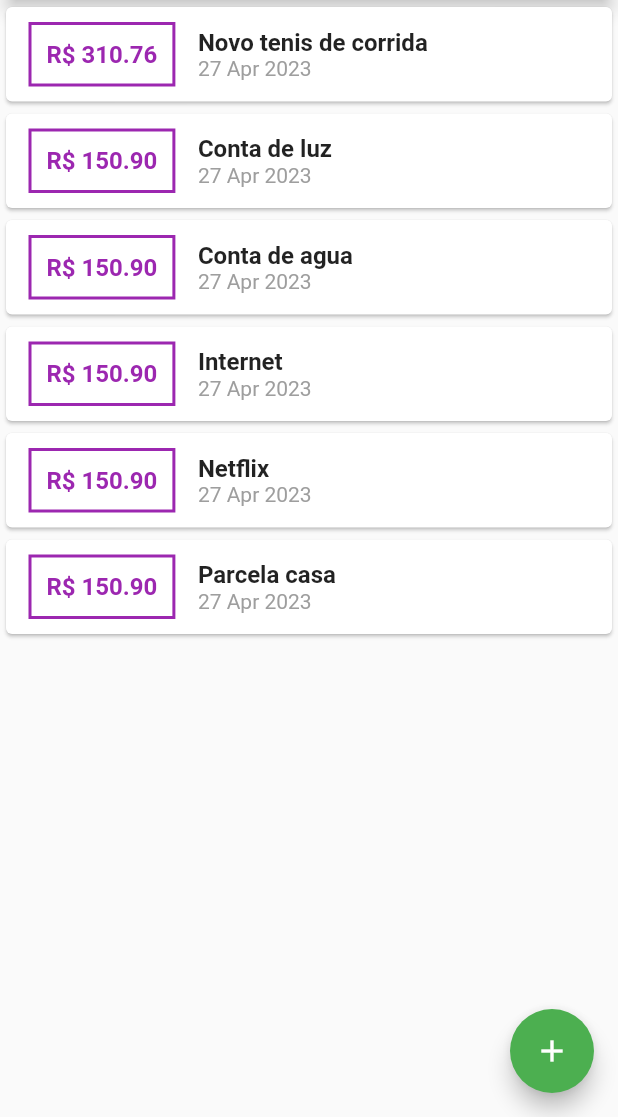
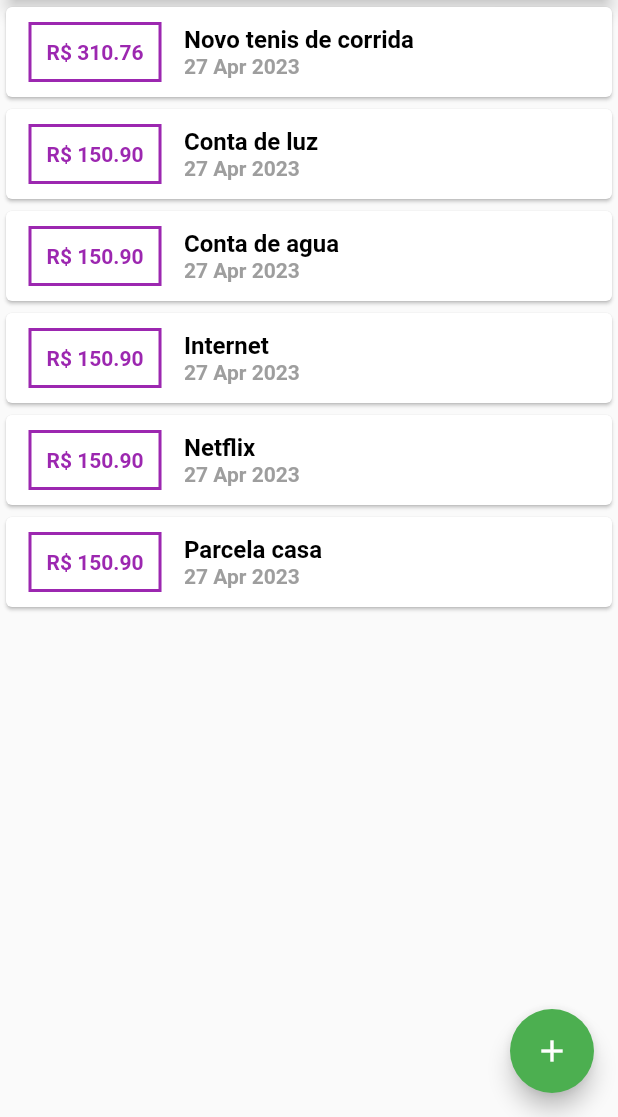
Before and after one commit to trentinrossi/flutter-expenses, a Flutter app: the screen it shows after launch, on a phone screen of 412 x 824 dp, the part 119-1236 px from its top. Run offline on Flutter 3.47's test engine with Material 2 defaults, Android fonts, the phone set to English and light mode, and no system bars; Roboto replaces fonts that are missing (Open Sans).

Commit message:
117 - Add empty state

```diff
--- a/lib/components/transaction_list.dart
+++ b/lib/components/transaction_list.dart
@@ -29,14 +29,15 @@ class TransactionList extends StatelessWidget {
                     padding: const EdgeInsets.all(10),
                     child: Text(
                       'R\$ ${transaction.value.toStringAsFixed(2)}',
-                      style: Theme.of(context).textTheme.titleMedium,
+                      style: Theme.of(context).textTheme.bodyMedium,
                     )),
                 Column(
                   crossAxisAlignment: CrossAxisAlignment.start,
                   children: [
-                    Text(transaction.title,
-                        style: const TextStyle(
-                            fontSize: 16, fontWeight: FontWeight.bold)),
+                    Text(
+                      transaction.title,
+                      style: Theme.of(context).textTheme.titleMedium,
+                    ),
                     Text(DateFormat('d MMM y').format(transaction.date),
                         style: const TextStyle(color: Colors.grey))
                   ],
--- a/lib/main.dart
+++ b/lib/main.dart
@@ -15,51 +15,59 @@ class MyApp extends StatelessWidget {
 
   @override
   Widget build(BuildContext context) {
+    final ThemeData tema = ThemeData(
+      fontFamily: 'Roboto',
+    );
+
     return MaterialApp(
       home: MyHomePage(),
-      theme: ThemeData(
+      theme: tema.copyWith(
           appBarTheme: const AppBarTheme(
             titleTextStyle: TextStyle(
               fontFamily: 'Open Sans',
               fontSize: 22,
               fontWeight: FontWeight.bold,
-        )),
-        colorScheme: ColorScheme.fromSwatch().copyWith(
+            ),
+          ),
+          colorScheme: tema.colorScheme.copyWith(
             primary: Colors.purple,
             secondary: Colors.green,
             brightness: Brightness.light,
           ),
-        fontFamily: 'Roboto',
+          // fontFamily: 'Roboto',
           inputDecorationTheme: const InputDecorationTheme(
             labelStyle: TextStyle(
               color: Colors.blue,
               fontWeight: FontWeight.normal,
-        )),
-        textTheme: const TextTheme(
-          titleLarge: TextStyle(
+            ),
+          ),
+          textTheme: tema.textTheme.copyWith(
+            titleMedium: const TextStyle(
+              fontWeight: FontWeight.bold,
+              color: Colors.black,
+            ),
+            titleLarge: const TextStyle(
               fontSize: 22,
               fontWeight: FontWeight.bold,
               color: Colors.white,
             ),
-          titleMedium: TextStyle(
-            fontSize: 16,
+            bodyMedium: const TextStyle(
+              color: Colors.purple,
               fontWeight: FontWeight.bold,
-            color: Colors.purple,
             ),
-          titleSmall: TextStyle(
+            titleSmall: const TextStyle(
               fontSize: 12,
               fontWeight: FontWeight.bold,
             ),
-          labelSmall: TextStyle(
+            labelSmall: const TextStyle(
               fontSize: 12,
               fontWeight: FontWeight.bold,
             ),
-          labelMedium: TextStyle(
+            labelMedium: const TextStyle(
               fontSize: 18,
               fontWeight: FontWeight.bold,
             ),
-        ),
-      ),
+          )),
     );
   }
 }
@@ -72,7 +80,7 @@ class MyHomePage extends StatefulWidget {
 }
 
 class _MyHomePageState extends State<MyHomePage> {
-  final _transactions = [
+  final List<Transaction> _transactions = [
     Transaction(
         id: 't1',
         title: 'Novo tenis de corrida',
@@ -116,19 +124,19 @@ class _MyHomePageState extends State<MyHomePage> {
   Widget build(BuildContext context) {
     return Scaffold(
       appBar: AppBar(
-        title: Text('Expenses'),
+        title: const Text('Expenses'),
         actions: [
           IconButton(
               onPressed: () => _openTransactionFormModal(context),
-              icon: Icon(Icons.add))
+              icon: const Icon(Icons.add))
         ],
       ),
-      body: SingleChildScrollView(
+      body: _transactions.isNotEmpty
+          ? SingleChildScrollView(
               child: Column(
                 crossAxisAlignment: CrossAxisAlignment.stretch,
                 children: [
-            Container(
-              child: Card(
+                  Card(
                     color: Theme.of(context).colorScheme.secondary,
                     elevation: 5,
                     child: Text(
@@ -136,15 +144,31 @@ class _MyHomePageState extends State<MyHomePage> {
                       style: Theme.of(context).textTheme.bodyLarge,
                     ),
                   ),
-            ),
                   TransactionList(transactions: _transactions)
                   // TransactionUser()
                 ],
               ),
+            )
+          : Column(
+              crossAxisAlignment: CrossAxisAlignment.stretch,
+              mainAxisAlignment: MainAxisAlignment.center,
+              children: [
+                Text(
+                  'Nenhuma transação cadastrada',
+                  style: Theme.of(context).textTheme.titleMedium,
+                  textAlign: TextAlign.center,
+                ),
+                const SizedBox(height: 20),
+                Icon(
+                  Icons.hourglass_empty,
+                  size: 200,
+                  color: Colors.grey[300],
+                ),
+              ],
             ),
       floatingActionButton: FloatingActionButton(
         onPressed: () => _openTransactionFormModal(context),
-        child: Icon(Icons.add),
+        child: const Icon(Icons.add),
       ),
     );
   }
```
Lines whose indentation alone changed are shown as unchanged.
